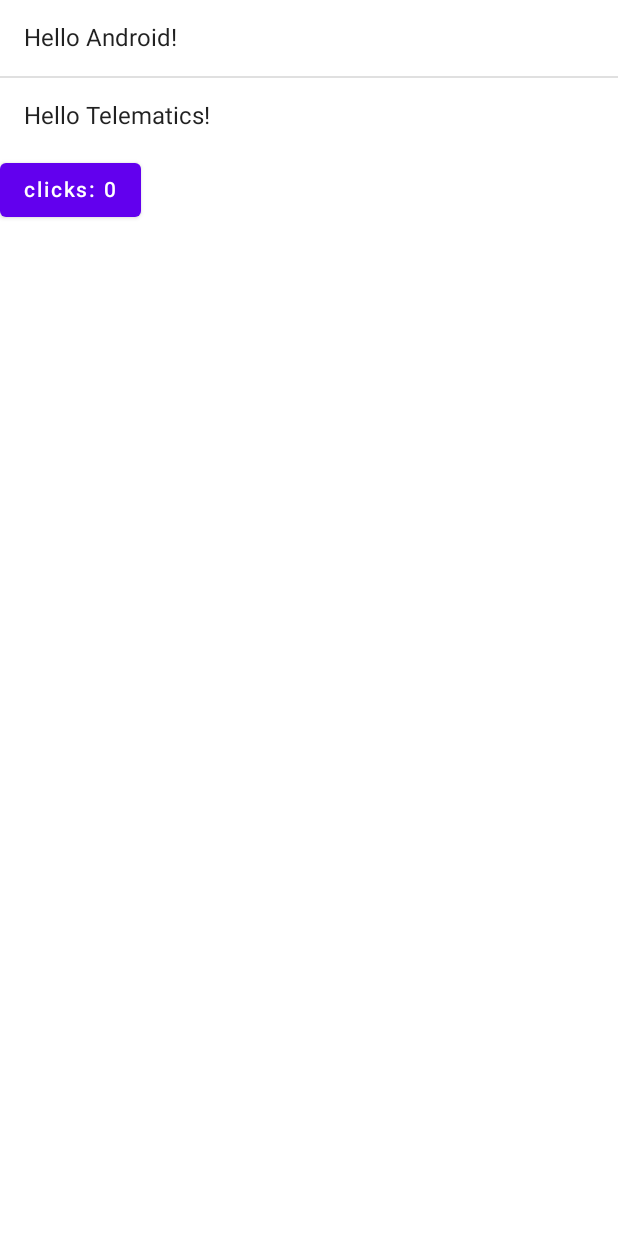
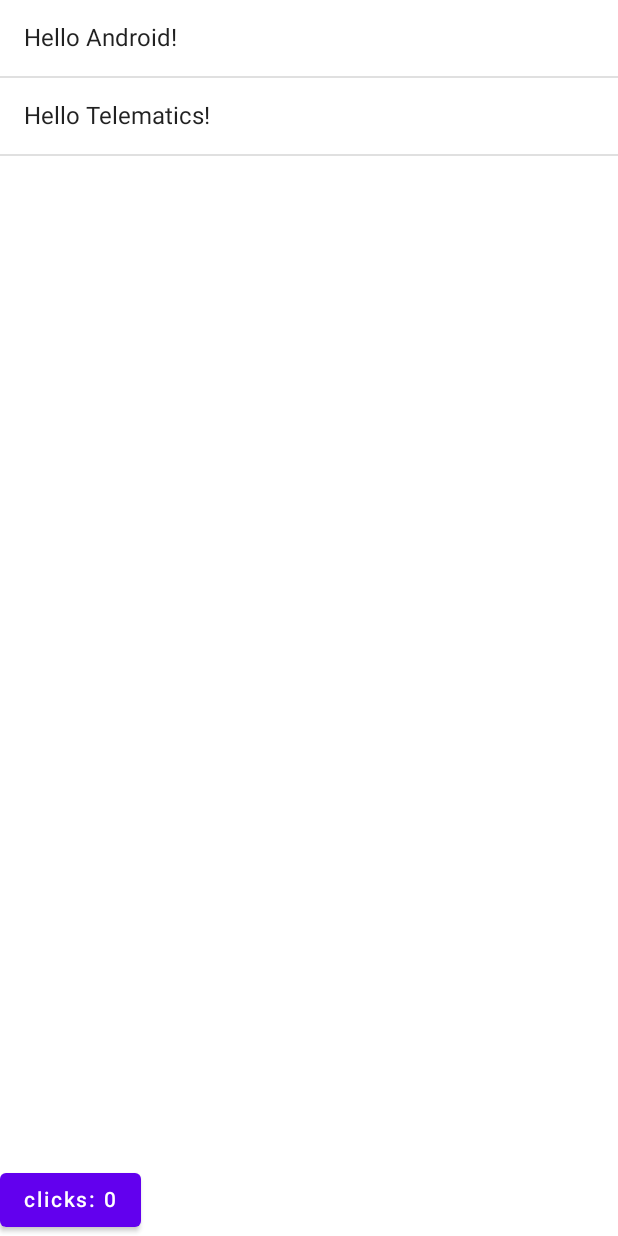
Before and after one commit to jjegarcia/telematics_engine, an Android app built with Jetpack Compose: the screen it shows after launch (MainActivity), on a phone screen of 412 x 824 dp. Run offline under Robolectric (Android 15) with nearby library versions, the phone set to English and light mode, and no system bars.

Commit message:
listing items

```diff
--- a/app/src/main/java/com/example/telematics_engine/MainActivity.kt
+++ b/app/src/main/java/com/example/telematics_engine/MainActivity.kt
@@ -4,6 +4,7 @@ import android.os.Bundle
 import androidx.activity.ComponentActivity
 import androidx.activity.compose.setContent
 import androidx.compose.foundation.layout.Column
+import androidx.compose.foundation.layout.fillMaxHeight
 import androidx.compose.foundation.layout.fillMaxSize
 import androidx.compose.foundation.layout.padding
 import androidx.compose.material.*
@@ -14,6 +15,7 @@ import androidx.compose.ui.unit.dp
 import com.example.telematics_engine.ui.theme.Telematics_engineTheme
 
 class MainActivity : ComponentActivity() {
+
     override fun onCreate(savedInstanceState: Bundle?) {
         super.onCreate(savedInstanceState)
         setContent {
@@ -44,19 +46,29 @@ fun Greeting(name: String) {
 }
 
 @Composable
-fun DisplayScreenContent() {
+fun DisplayScreenContent(
+    names: List<String> = listOf<String>("Android", "Telematics")
+) {
     var countState by remember {
         mutableStateOf(0)
     }
 
-    Column {
-        Greeting(name = "Android")
-        Divider()
-        Greeting(name = "Telematics")
+    Column(modifier = Modifier.fillMaxHeight()) {
+        Column(modifier = Modifier.weight(1f)) {
+            NameList(names)
+        }
         Counter(count = countState, updateCount = { newCount ->
             countState = newCount
         })
         if (countState > 5) Text(text = "Too many clicks")
+    }
+}
+
+@Composable
+private fun NameList(names: List<String>) {
+    for (name in names) {
+        Greeting(name = name)
+        Divider()
     }
 }
 
```
